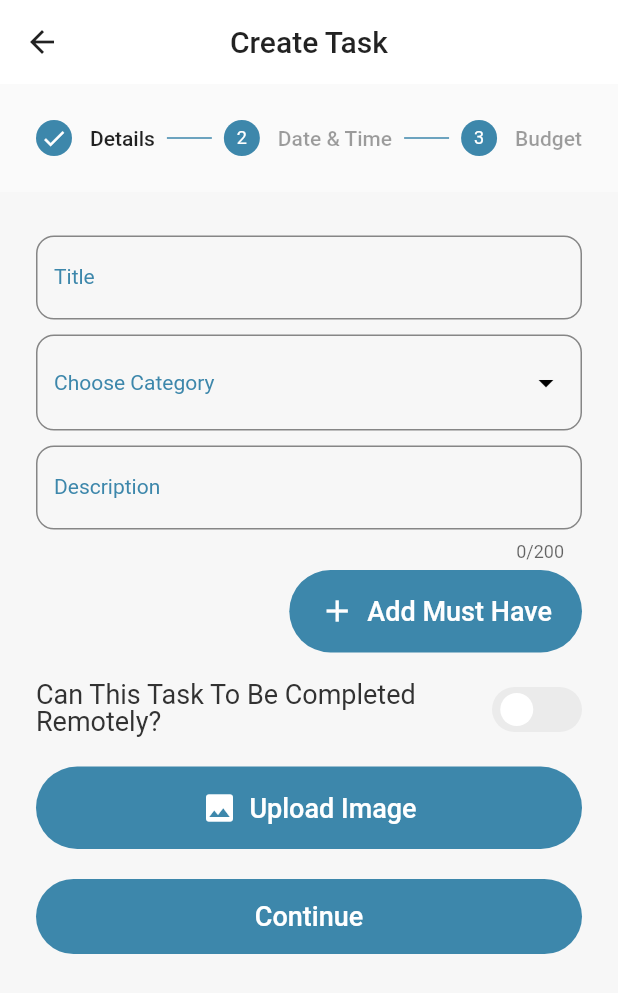
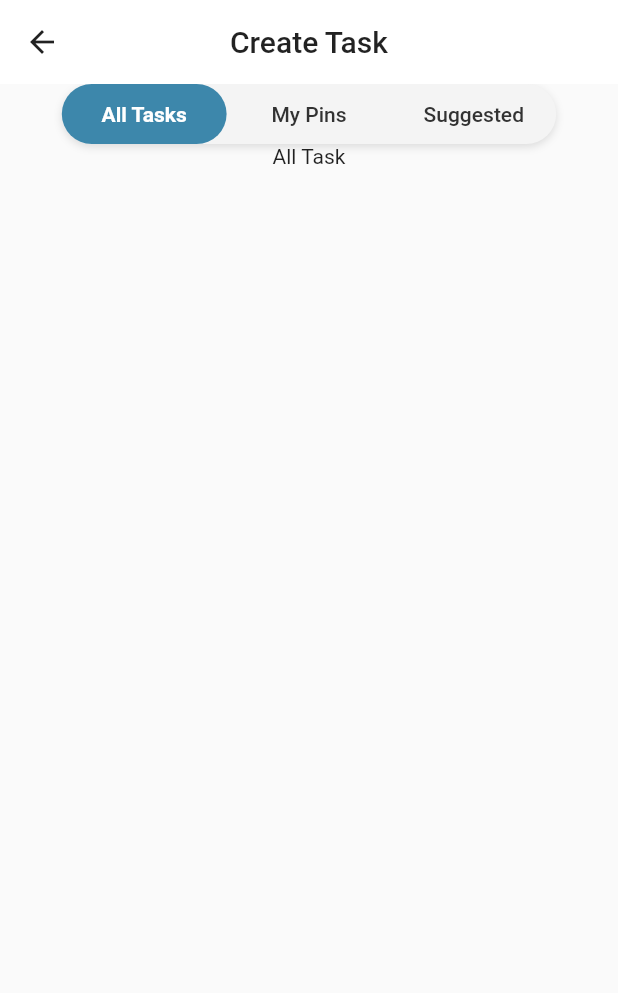
Before and after one commit to SanjayMehra-27/catch_task_app, a Flutter app: the screen it shows after launch, on a phone screen of 412 x 824 dp. Shown: the top 993 px of the screen. Run offline on Flutter 3.47's test engine with Material 2 defaults, Android fonts, the phone set to English and light mode, and no system bars; drawn by our look-alikes of flutter_switch, flutter_toggle_tab; our stand-ins replace flutter_svg, get; Roboto replaces fonts that are missing (Poppins).

Commit message:
task's tabs added

```diff
--- /dev/null
+++ b/lib/app/modules/browse_task/controllers/browse_task_controller.dart
@@ -0,0 +1,32 @@
+import 'package:catch_task_app/app/modules/browse_task/widgets/all_tasks/all_tasks_widget.dart';
+import 'package:catch_task_app/app/modules/browse_task/widgets/my_pins_task/my_pins_tasks_widget.dart';
+import 'package:catch_task_app/app/modules/browse_task/widgets/suggested_task/suggested_task_widget.dart';
+import 'package:flutter/material.dart';
+import 'package:get/get.dart';
+
+enum TaskTab {
+  ALL_TASKS,
+  MY_PINS,
+  SUGGESTED,
+}
+
+class BrowseTaskController extends GetxController {
+  final selectedTab = TaskTab.ALL_TASKS.obs;
+
+  void setSelectedTabIndex(int index) {
+    selectedTab.value = TaskTab.values[index];
+  }
+
+ Widget getSelectedTabView() {
+    switch (selectedTab.value) {
+      case TaskTab.ALL_TASKS:
+        return AllTasksWidget();
+      case TaskTab.MY_PINS:
+        return MyPinsTasksWidget();
+      case TaskTab.SUGGESTED:
+        return SuggestedTasksWidget();
+      default:
+        return AllTasksWidget();
+    }
+  }
+}
--- /dev/null
+++ b/lib/app/modules/browse_task/views/browse_task_view.dart
@@ -0,0 +1,80 @@
+import 'package:catch_task_app/app/modules/browse_task/controllers/browse_task_controller.dart';
+import 'package:catch_task_app/app/widgets/values/app_colors.dart';
+import 'package:flutter/material.dart';
+import 'package:get/get.dart';
+import 'package:flutter_toggle_tab/flutter_toggle_tab.dart';
+
+class BrowseTaskPage extends StatelessWidget {
+  BrowseTaskPage({Key? key}) : super(key: key);
+
+  final BrowseTaskController browseTaskController = Get.find();
+
+  @override
+  Widget build(BuildContext context) {
+    return Scaffold(
+      extendBody: true,
+      extendBodyBehindAppBar: true,
+      appBar: AppBar(
+        backgroundColor: AppColors.appBarTextColor,
+        elevation: 0,
+        title:
+            Text('Create Task', style: Theme.of(context).textTheme.headline6),
+        centerTitle: true,
+        leading: IconButton(
+          icon: Icon(Icons.arrow_back,
+              color: Theme.of(context).textTheme.headline6?.color),
+          onPressed: () => Get.back(),
+        ),
+      ),
+      body: SafeArea(
+        child: Container(
+          child: Column(
+            children: [
+              // todo: add rounded rect tabs for [All Tasks, My Pins, Suggested]
+              // Here default theme colors are used for activeBgColor, activeFgColor, inactiveBgColor and inactiveFgColor
+              Row(
+                mainAxisAlignment: MainAxisAlignment.center,
+                children: [
+                  Obx(
+                    () => FlutterToggleTab(
+                      // width in percent, to set full width just set to 100
+                      width: 80,
+                      borderRadius: 30,
+                      height: 40,
+                      selectedBackgroundColors: [
+                        AppColors.appPrimaryColor
+                      ],
+                      unSelectedBackgroundColors: [
+                        AppColors.appWhite01,
+                      ],
+                      selectedTextStyle: TextStyle(
+                          color: Colors.white,
+                          fontSize: 14,
+                          fontWeight: FontWeight.w700),
+                      unSelectedTextStyle: TextStyle(
+                          color: AppColors.textColorPrimary,
+                          fontSize: 14,
+                          fontWeight: FontWeight.w500),
+                      labels: ["All Tasks", "My Pins", "Suggested"],
+                      selectedLabelIndex: (index) {
+                        browseTaskController.setSelectedTabIndex(index);
+                      },
+                      selectedIndex: browseTaskController.selectedTab.value.index,
+                    ),
+                  ),
+                ],
+              ),
+              // todo: toggle tab view
+              Obx(() =>
+              browseTaskController.getSelectedTabView()),
+
+              // todo: add banner
+
+              // todo: add task list
+            ],
+          ),
+        ),
+      ),
+    );
+  }
+}
--- /dev/null
+++ b/lib/app/modules/browse_task/widgets/all_tasks/all_tasks_widget.dart
@@ -0,0 +1,14 @@
+import 'package:flutter/material.dart';
+
+class AllTasksWidget extends StatelessWidget {
+  const AllTasksWidget({ Key? key }) : super(key: key);
+
+  @override
+  Widget build(BuildContext context) {
+    return Container(
+      child: Center(
+        child: Text('All Task'),
+      ),
+    );
+  }
+}
--- /dev/null
+++ b/lib/app/modules/browse_task/widgets/all_tasks/controller/all_tasks_controller.dart
@@ -0,0 +1,4 @@
+import 'package:get/get.dart';
+class AllTasksController extends GetxController {
+
+}
--- /dev/null
+++ b/lib/app/modules/browse_task/widgets/my_pins_task/controller/my_pins_task_controller.dart
@@ -0,0 +1,4 @@
+import 'package:get/get.dart';
+class MyPinsTaskController extends GetxController {
+
+}
--- /dev/null
+++ b/lib/app/modules/browse_task/widgets/suggested_task/controller/suggested_task_controller.dart
@@ -0,0 +1,4 @@
+import 'package:get/get.dart';
+class SuggestedTaskController extends GetxController {
+
+}
--- a/lib/app/routes/app_routes.dart
+++ b/lib/app/routes/app_routes.dart
@@ -1,5 +1,6 @@
 class AppRoutes {
   static const CREATE_TASK = '/create-task';
+  static const BROWSE_TASK = '/browse-task';
   static const LOGIN = '/login';
   static const FORGOT_PASSWORD = '/forgot-password';
   static const PAGE_NOT_FOUND = '/page-not-found';
--- a/pubspec.yaml
+++ b/pubspec.yaml
@@ -19,6 +19,7 @@ dev_dependencies:
   flutter_switch: ^0.3.2
   flutter_test:
     sdk: flutter
+  flutter_toggle_tab: ^1.1.7
 
 flutter:
   uses-material-design: true
```
Also changed, not shown: lib/app/modules/browse_task/bindings/browse_task_binding.dart (added, +22 -0 lines), lib/app/modules/browse_task/widgets/my_pins_task/my_pins_tasks_widget.dart (added, +14 -0 lines), lib/app/modules/browse_task/widgets/suggested_task/suggested_task_widget.dart (added, +14 -0 lines), lib/app/routes/app_pages.dart (+8 -1 lines).
